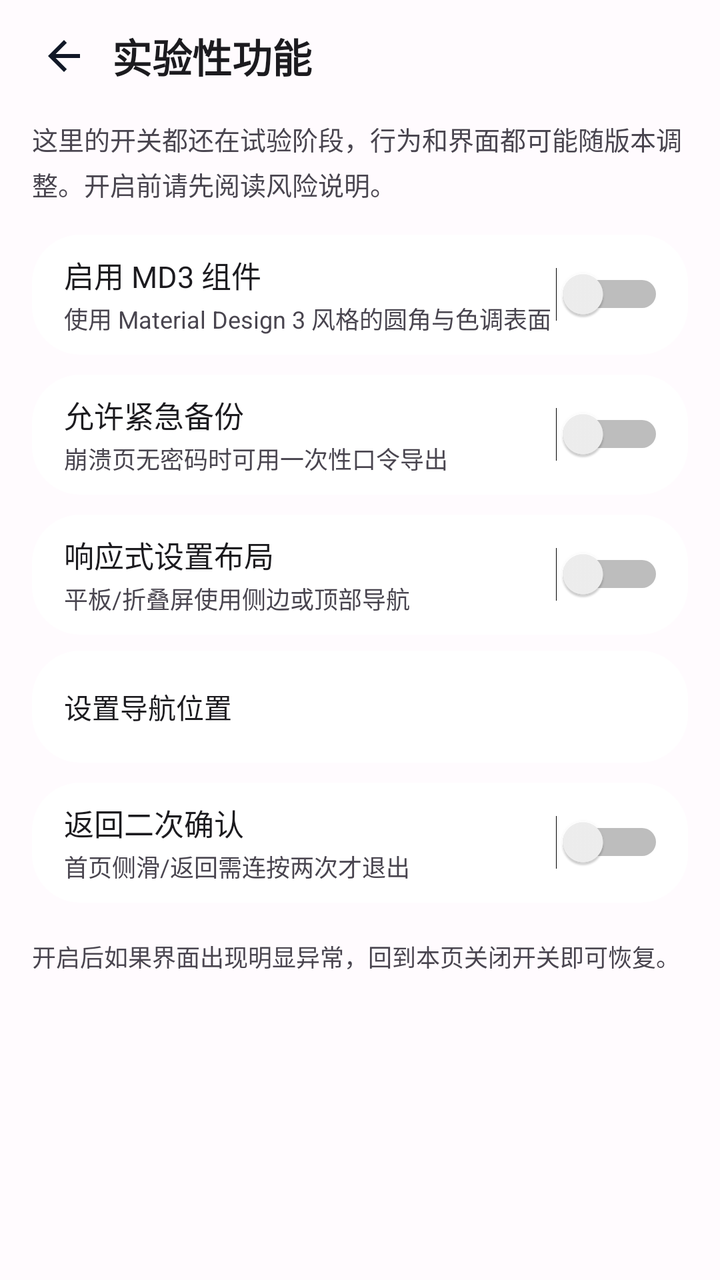
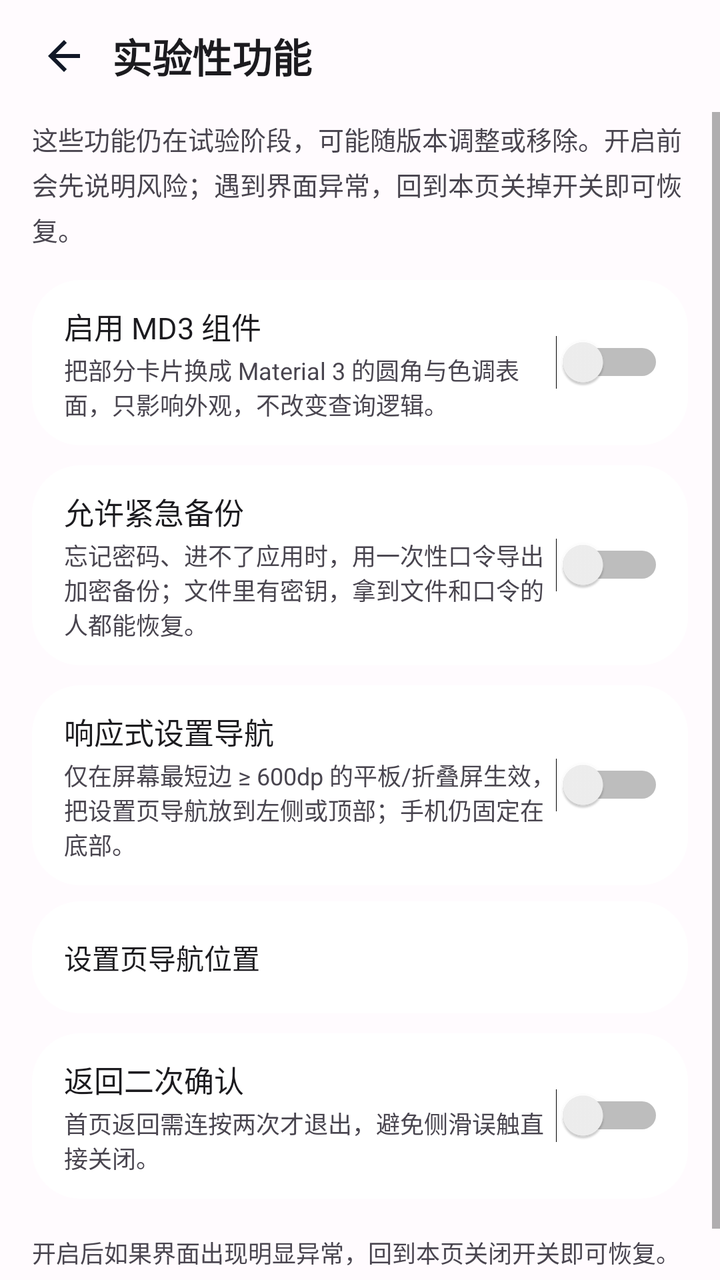

Two renders of the same Android screen: before a commit and after it. Below are the layout's source before the change and the commit's diff.
<!-- AndroidManifest.xml: application theme RxHTheme -->
<!-- res/layout/fragment_experimental.xml -->
<?xml version="1.0" encoding="utf-8"?>
<LinearLayout xmlns:android="http://schemas.android.com/apk/res/android"
    android:layout_width="match_parent" android:layout_height="match_parent"
    android:orientation="vertical" android:background="@color/md_surface">
    <LinearLayout android:layout_width="match_parent" android:layout_height="56dp"
        android:gravity="center_vertical" android:orientation="horizontal"
        android:paddingLeft="8dp" android:paddingRight="16dp">
        <ImageView android:id="@+id/btn_back" android:layout_width="48dp"
            android:layout_height="48dp" android:padding="12dp"
            android:src="@drawable/ic_arrow_back" android:clickable="true"
            android:focusable="false" android:contentDescription="@string/h_004"
            android:background="?android:attr/selectableItemBackgroundBorderless" />
        <TextView android:layout_width="0dp" android:layout_height="wrap_content"
            android:layout_weight="1" android:text="@string/exp_title"
            android:textColor="@color/text_primary" android:textSize="20sp"
            android:textStyle="bold" />
    </LinearLayout>
    <ScrollView android:layout_width="match_parent" android:layout_height="match_parent">
        <LinearLayout android:layout_width="match_parent" android:layout_height="wrap_content"
            android:orientation="vertical" android:paddingLeft="16dp"
            android:paddingRight="16dp" android:paddingBottom="32dp">
            <TextView android:layout_width="match_parent" android:layout_height="wrap_content"
                android:layout_marginTop="4dp" android:text="@string/exp_desc"
                android:textColor="@color/text_secondary" android:textSize="13sp"
                android:lineSpacingExtra="4dp" />
            <LinearLayout android:layout_width="match_parent" android:layout_height="60dp"
                android:layout_marginTop="16dp" android:background="@drawable/bg_card_balance"
                android:gravity="center_vertical" android:orientation="horizontal"
                android:paddingLeft="16dp" android:paddingRight="12dp">
                <LinearLayout android:layout_width="0dp" android:layout_height="wrap_content"
                    android:layout_weight="1" android:orientation="vertical">
                    <TextView android:layout_width="wrap_content" android:layout_height="wrap_content"
                        android:text="@string/exp_md3_title" android:textColor="@color/text_primary"
                        android:textSize="15sp" />
                    <TextView android:layout_width="wrap_content" android:layout_height="wrap_content"
                        android:layout_marginTop="2dp" android:text="@string/exp_md3_desc"
                        android:textColor="@color/text_secondary" android:textSize="12sp" />
                </LinearLayout>
                <Switch android:id="@+id/sw_md3" android:layout_width="wrap_content"
                    android:layout_height="wrap_content" />
            </LinearLayout>
            <LinearLayout android:layout_width="match_parent" android:layout_height="60dp"
                android:layout_marginTop="10dp" android:background="@drawable/bg_card_balance"
                android:gravity="center_vertical" android:orientation="horizontal"
                android:paddingLeft="16dp" android:paddingRight="12dp">
                <LinearLayout android:layout_width="0dp" android:layout_height="wrap_content"
                    android:layout_weight="1" android:orientation="vertical">
                    <TextView android:layout_width="wrap_content" android:layout_height="wrap_content"
                        android:text="@string/exp_emergency_title" android:textColor="@color/text_primary"
                        android:textSize="15sp" />
                    <TextView android:layout_width="wrap_content" android:layout_height="wrap_content"
                        android:layout_marginTop="2dp" android:text="@string/exp_emergency_desc"
                        android:textColor="@color/text_secondary" android:textSize="12sp" />
                </LinearLayout>
                <Switch android:id="@+id/sw_emergency" android:layout_width="wrap_content"
                    android:layout_height="wrap_content" />
            </LinearLayout>

            <LinearLayout android:layout_width="match_parent" android:layout_height="60dp"
                android:layout_marginTop="10dp" android:background="@drawable/bg_card_balance"
                android:gravity="center_vertical" android:orientation="horizontal"
                android:paddingLeft="16dp" android:paddingRight="12dp">
                <LinearLayout android:layout_width="0dp" android:layout_height="wrap_content"
                    android:layout_weight="1" android:orientation="vertical">
                    <TextView android:layout_width="wrap_content" android:layout_height="wrap_content"
                        android:text="@string/exp_responsive_title" android:textColor="@color/text_primary"
                        android:textSize="15sp" />
                    <TextView android:layout_width="wrap_content" android:layout_height="wrap_content"
                        android:layout_marginTop="2dp" android:text="@string/exp_responsive_desc"
                        android:textColor="@color/text_secondary" android:textSize="12sp" />
                </LinearLayout>
                <Switch android:id="@+id/sw_responsive" android:layout_width="wrap_content"
                    android:layout_height="wrap_content" />
            </LinearLayout>

            <LinearLayout android:id="@+id/row_nav_position" android:layout_width="match_parent"
                android:layout_height="56dp" android:layout_marginTop="8dp"
                android:background="@drawable/bg_card_balance" android:gravity="center_vertical"
                android:orientation="horizontal" android:paddingLeft="16dp" android:paddingRight="16dp"
                android:clickable="true" android:focusable="false">
                <TextView android:layout_width="0dp" android:layout_height="wrap_content"
                    android:layout_weight="1" android:text="@string/exp_nav_position_title"
                    android:textColor="@color/text_primary" android:textSize="14sp" />
                <TextView android:id="@+id/tv_nav_position" android:layout_width="wrap_content"
                    android:layout_height="wrap_content" android:textColor="@color/primary"
                    android:textSize="14sp" />
            </LinearLayout>

            <LinearLayout android:layout_width="match_parent" android:layout_height="60dp"
                android:layout_marginTop="10dp" android:background="@drawable/bg_card_balance"
                android:gravity="center_vertical" android:orientation="horizontal"
                android:paddingLeft="16dp" android:paddingRight="12dp">
                <LinearLayout android:layout_width="0dp" android:layout_height="wrap_content"
                    android:layout_weight="1" android:orientation="vertical">
                    <TextView android:layout_width="wrap_content" android:layout_height="wrap_content"
                        android:text="@string/exp_back_guard_title" android:textColor="@color/text_primary"
                        android:textSize="15sp" />
                    <TextView android:layout_width="wrap_content" android:layout_height="wrap_content"
                        android:layout_marginTop="2dp" android:text="@string/exp_back_guard_desc"
                        android:textColor="@color/text_secondary" android:textSize="12sp" />
                </LinearLayout>
                <Switch android:id="@+id/sw_back_guard" android:layout_width="wrap_content"
                    android:layout_height="wrap_content" />
            </LinearLayout>

            <TextView android:layout_width="match_parent" android:layout_height="wrap_content"
                android:layout_marginTop="18dp" android:text="@string/exp_risk_short"
                android:textColor="@color/text_secondary" android:textSize="12sp"
                android:lineSpacingExtra="4dp" />
        </LinearLayout>
    </ScrollView>
</LinearLayout>
<!-- resources referenced by this layout -->
<resources>
  <color name="md_surface">#FFFBFE</color>
  <color name="primary">#6750A4</color>
  <color name="text_primary">#1C1B1F</color>
  <color name="text_secondary">#49454F</color>
  <!-- drawable bg_card_balance (drawable) -->
  <?xml version="1.0" encoding="utf-8"?>
  <shape xmlns:android="http://schemas.android.com/apk/res/android" android:shape="rectangle">
      <solid android:color="@color/card_bg" />
      <corners android:radius="24dp" />
      
  </shape>
  <!-- drawable ic_arrow_back (drawable) -->
  <vector xmlns:android="http://schemas.android.com/apk/res/android"
      android:width="24dp" android:height="24dp"
      android:viewportWidth="24" android:viewportHeight="24">
      <path android:fillColor="#FF111827" android:pathData="M20 11H7.83l5.59-5.59L12 4l-8 8 8 8 1.41-1.41L7.83 13H20v-2z" />
  </vector>
  <string name="exp_back_guard_desc">首页侧滑/返回需连按两次才退出</string>
  <string name="exp_back_guard_title">返回二次确认</string>
  <string name="exp_desc">这里的开关都还在试验阶段，行为和界面都可能随版本调整。开启前请先阅读风险说明。</string>
  <string name="exp_emergency_desc">崩溃页无密码时可用一次性口令导出</string>
  <string name="exp_emergency_title">允许紧急备份</string>
  <string name="exp_md3_desc">使用 Material Design 3 风格的圆角与色调表面</string>
  <string name="exp_md3_title">启用 MD3 组件</string>
  <string name="exp_nav_position_title">设置导航位置</string>
  <string name="exp_responsive_desc">平板/折叠屏使用侧边或顶部导航</string>
  <string name="exp_responsive_title">响应式设置布局</string>
  <string name="exp_risk_short">开启后如果界面出现明显异常，回到本页关闭开关即可恢复。</string>
  <string name="exp_title">实验性功能</string>
  <string name="h_004">好</string>
  <style name="RxHTheme" parent="@android:style/Theme.Material.Light.NoActionBar">
          <item name="android:colorPrimary">#6750A4</item>
          <item name="android:colorAccent">#6750A4</item>
          <item name="android:windowNoTitle">true</item>
          <item name="android:windowActionBar">false</item>
          <item name="android:statusBarColor">@android:color/transparent</item>
          <item name="android:navigationBarColor">@android:color/transparent</item>
          <item name="android:windowTranslucentStatus">false</item>
          <item name="android:windowTranslucentNavigation">false</item>
          <item name="android:windowLightStatusBar">false</item>
          <item name="android:windowLightNavigationBar">true</item>
      </style>
  <color name="card_bg">#FFFFFF</color>
</resources>

<!-- the commit's change to res/layout/fragment_experimental.xml (unified diff, before → after) -->
@@ -23,10 +23,11 @@
                 android:layout_marginTop="4dp" android:text="@string/exp_desc"
                 android:textColor="@color/text_secondary" android:textSize="13sp"
                 android:lineSpacingExtra="4dp" />
-            <LinearLayout android:layout_width="match_parent" android:layout_height="60dp"
+            <LinearLayout android:layout_width="match_parent" android:layout_height="wrap_content"
                 android:layout_marginTop="16dp" android:background="@drawable/bg_card_balance"
                 android:gravity="center_vertical" android:orientation="horizontal"
-                android:paddingLeft="16dp" android:paddingRight="12dp">
+                android:paddingLeft="16dp" android:paddingRight="12dp"
+                android:paddingTop="12dp" android:paddingBottom="12dp">
                 <LinearLayout android:layout_width="0dp" android:layout_height="wrap_content"
                     android:layout_weight="1" android:orientation="vertical">
                     <TextView android:layout_width="wrap_content" android:layout_height="wrap_content"
@@ -39,10 +40,11 @@
                 <Switch android:id="@+id/sw_md3" android:layout_width="wrap_content"
                     android:layout_height="wrap_content" />
             </LinearLayout>
-            <LinearLayout android:layout_width="match_parent" android:layout_height="60dp"
+            <LinearLayout android:layout_width="match_parent" android:layout_height="wrap_content"
                 android:layout_marginTop="10dp" android:background="@drawable/bg_card_balance"
                 android:gravity="center_vertical" android:orientation="horizontal"
-                android:paddingLeft="16dp" android:paddingRight="12dp">
+                android:paddingLeft="16dp" android:paddingRight="12dp"
+                android:paddingTop="12dp" android:paddingBottom="12dp">
                 <LinearLayout android:layout_width="0dp" android:layout_height="wrap_content"
                     android:layout_weight="1" android:orientation="vertical">
                     <TextView android:layout_width="wrap_content" android:layout_height="wrap_content"
@@ -56,10 +58,11 @@
                     android:layout_height="wrap_content" />
             </LinearLayout>
 
-            <LinearLayout android:layout_width="match_parent" android:layout_height="60dp"
+            <LinearLayout android:layout_width="match_parent" android:layout_height="wrap_content"
                 android:layout_marginTop="10dp" android:background="@drawable/bg_card_balance"
                 android:gravity="center_vertical" android:orientation="horizontal"
-                android:paddingLeft="16dp" android:paddingRight="12dp">
+                android:paddingLeft="16dp" android:paddingRight="12dp"
+                android:paddingTop="12dp" android:paddingBottom="12dp">
                 <LinearLayout android:layout_width="0dp" android:layout_height="wrap_content"
                     android:layout_weight="1" android:orientation="vertical">
                     <TextView android:layout_width="wrap_content" android:layout_height="wrap_content"
@@ -86,10 +89,11 @@
                     android:textSize="14sp" />
             </LinearLayout>
 
-            <LinearLayout android:layout_width="match_parent" android:layout_height="60dp"
+            <LinearLayout android:layout_width="match_parent" android:layout_height="wrap_content"
                 android:layout_marginTop="10dp" android:background="@drawable/bg_card_balance"
                 android:gravity="center_vertical" android:orientation="horizontal"
-                android:paddingLeft="16dp" android:paddingRight="12dp">
+                android:paddingLeft="16dp" android:paddingRight="12dp"
+                android:paddingTop="12dp" android:paddingBottom="12dp">
                 <LinearLayout android:layout_width="0dp" android:layout_height="wrap_content"
                     android:layout_weight="1" android:orientation="vertical">
                     <TextView android:layout_width="wrap_content" android:layout_height="wrap_content"
<!-- resource entries referenced after the edit -->
@@ -17,16 +17,16 @@
       android:viewportWidth="24" android:viewportHeight="24">
       <path android:fillColor="#FF111827" android:pathData="M20 11H7.83l5.59-5.59L12 4l-8 8 8 8 1.41-1.41L7.83 13H20v-2z" />
   </vector>
-  <string name="exp_back_guard_desc">首页侧滑/返回需连按两次才退出</string>
+  <string name="exp_back_guard_desc">首页返回需连按两次才退出，避免侧滑误触直接关闭。</string>
   <string name="exp_back_guard_title">返回二次确认</string>
-  <string name="exp_desc">这里的开关都还在试验阶段，行为和界面都可能随版本调整。开启前请先阅读风险说明。</string>
-  <string name="exp_emergency_desc">崩溃页无密码时可用一次性口令导出</string>
+  <string name="exp_desc">这些功能仍在试验阶段，可能随版本调整或移除。开启前会先说明风险；遇到界面异常，回到本页关掉开关即可恢复。</string>
+  <string name="exp_emergency_desc">忘记密码、进不了应用时，用一次性口令导出加密备份；文件里有密钥，拿到文件和口令的人都能恢复。</string>
   <string name="exp_emergency_title">允许紧急备份</string>
-  <string name="exp_md3_desc">使用 Material Design 3 风格的圆角与色调表面</string>
+  <string name="exp_md3_desc">把部分卡片换成 Material 3 的圆角与色调表面，只影响外观，不改变查询逻辑。</string>
   <string name="exp_md3_title">启用 MD3 组件</string>
-  <string name="exp_nav_position_title">设置导航位置</string>
-  <string name="exp_responsive_desc">平板/折叠屏使用侧边或顶部导航</string>
-  <string name="exp_responsive_title">响应式设置布局</string>
+  <string name="exp_nav_position_title">设置页导航位置</string>
+  <string name="exp_responsive_desc">仅在屏幕最短边 ≥ 600dp 的平板/折叠屏生效，把设置页导航放到左侧或顶部；手机仍固定在底部。</string>
+  <string name="exp_responsive_title">响应式设置导航</string>
   <string name="exp_risk_short">开启后如果界面出现明显异常，回到本页关闭开关即可恢复。</string>
   <string name="exp_title">实验性功能</string>
   <string name="h_004">好</string>
